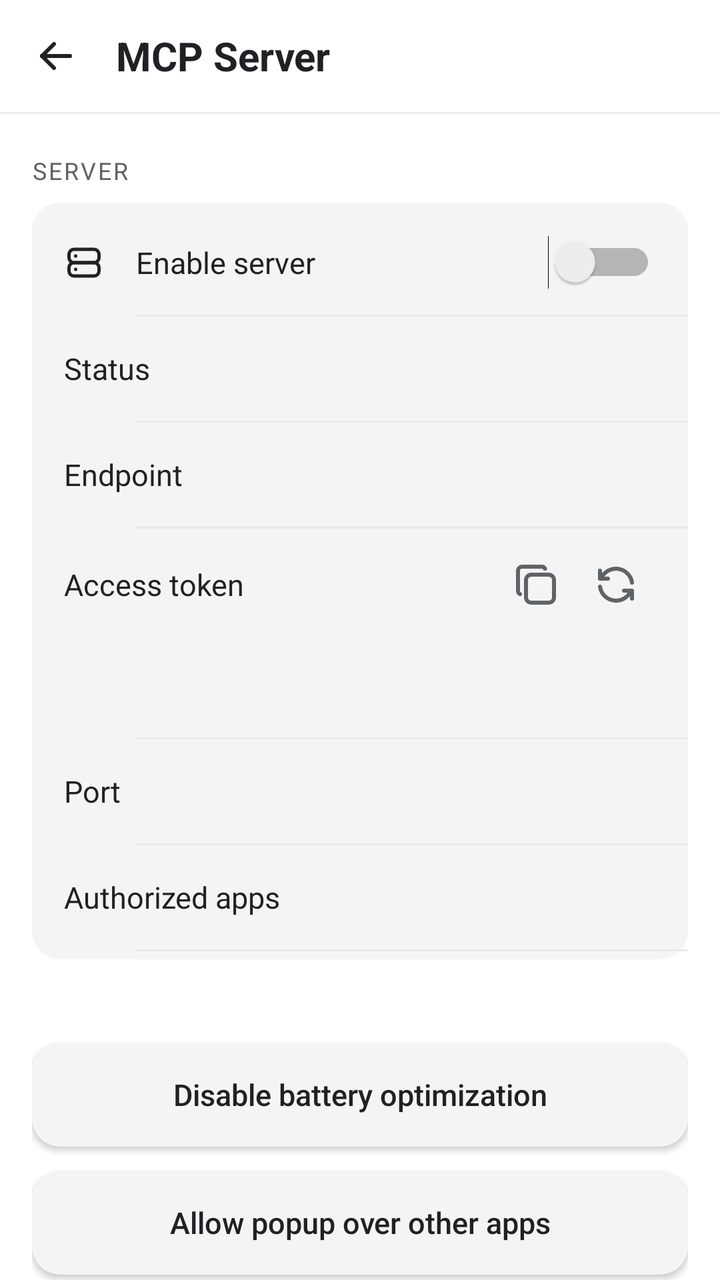
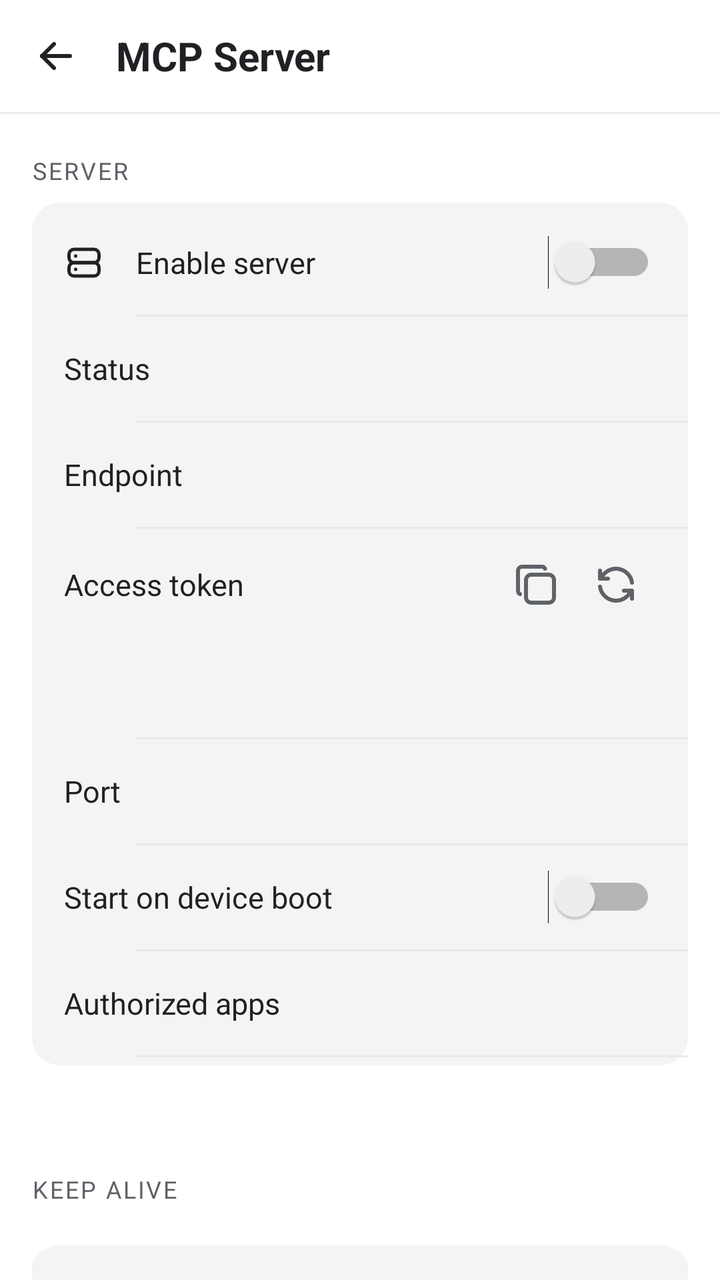

Screens rendered from an Android XML layout before and after an edit, with the pre-edit source and the edit as a unified diff.
<!-- AndroidManifest.xml: activity theme AppTheme -->
<!-- res/layout/activity_mcp_server.xml -->
<?xml version="1.0" encoding="utf-8"?>
<LinearLayout xmlns:android="http://schemas.android.com/apk/res/android"
    android:layout_width="match_parent"
    android:layout_height="match_parent"
    android:background="@color/background"
    android:orientation="vertical">

    <LinearLayout
        android:layout_width="match_parent"
        android:layout_height="56dp"
        android:gravity="center_vertical"
        android:orientation="horizontal"
        android:paddingStart="4dp"
        android:paddingEnd="4dp">

        <ImageView
            android:id="@+id/btnBack"
            android:layout_width="48dp"
            android:layout_height="48dp"
            android:background="?attr/selectableItemBackgroundBorderless"
            android:contentDescription="Back"
            android:padding="12dp"
            android:src="@drawable/ic_arrow_left"
            android:tint="@color/text_primary" />

        <TextView
            android:layout_width="0dp"
            android:layout_height="wrap_content"
            android:layout_marginStart="6dp"
            android:layout_weight="1"
            android:text="@string/mcp_title"
            android:textColor="@color/text_primary"
            android:textSize="20sp"
            android:textStyle="bold" />

        <View
            android:layout_width="48dp"
            android:layout_height="48dp" />
    </LinearLayout>

    <View
        android:layout_width="match_parent"
        android:layout_height="1dp"
        android:background="@color/divider" />

    <ScrollView
        android:layout_width="match_parent"
        android:layout_height="match_parent"
        android:scrollbars="none">

        <LinearLayout
            android:layout_width="match_parent"
            android:layout_height="wrap_content"
            android:orientation="vertical"
            android:paddingStart="16dp"
            android:paddingTop="20dp"
            android:paddingEnd="16dp"
            android:paddingBottom="24dp">

            <TextView
                android:layout_width="wrap_content"
                android:layout_height="wrap_content"
                android:layout_marginBottom="8dp"
                android:letterSpacing="0.08"
                android:text="@string/mcp_section_server"
                android:textColor="@color/text_secondary"
                android:textSize="12sp" />

            <LinearLayout
                android:layout_width="match_parent"
                android:layout_height="wrap_content"
                android:background="@drawable/settings_card"
                android:orientation="vertical"
                android:paddingTop="4dp"
                android:paddingBottom="4dp">

                <LinearLayout
                    android:layout_width="match_parent"
                    android:layout_height="52dp"
                    android:gravity="center_vertical"
                    android:orientation="horizontal"
                    android:paddingStart="16dp"
                    android:paddingEnd="16dp">

                    <ImageView
                        android:layout_width="20dp"
                        android:layout_height="20dp"
                        android:contentDescription="@string/mcp_enable"
                        android:src="@drawable/ic_server"
                        android:tint="@color/text_primary" />

                    <TextView
                        android:layout_width="0dp"
                        android:layout_height="wrap_content"
                        android:layout_marginStart="16dp"
                        android:layout_weight="1"
                        android:text="@string/mcp_enable"
                        android:textColor="@color/text_primary"
                        android:textSize="15sp" />

                    <Switch
                        android:id="@+id/switchEnabled"
                        android:layout_width="wrap_content"
                        android:layout_height="wrap_content"
                        android:buttonTint="@color/fab_background" />
                </LinearLayout>

                <View
                    android:layout_width="match_parent"
                    android:layout_height="1dp"
                    android:layout_marginStart="52dp"
                    android:background="@color/divider" />

                <LinearLayout
                    android:layout_width="match_parent"
                    android:layout_height="52dp"
                    android:gravity="center_vertical"
                    android:orientation="horizontal"
                    android:paddingStart="16dp"
                    android:paddingEnd="16dp">

                    <TextView
                        android:layout_width="0dp"
                        android:layout_height="wrap_content"
                        android:layout_weight="1"
                        android:text="@string/mcp_status"
                        android:textColor="@color/text_primary"
                        android:textSize="15sp" />

                    <TextView
                        android:id="@+id/statusValue"
                        android:layout_width="wrap_content"
                        android:layout_height="wrap_content"
                        android:textColor="@color/text_secondary"
                        android:textSize="15sp" />
                </LinearLayout>

                <View
                    android:layout_width="match_parent"
                    android:layout_height="1dp"
                    android:layout_marginStart="52dp"
                    android:background="@color/divider" />

                <LinearLayout
                    android:id="@+id/rowUrl"
                    android:layout_width="match_parent"
                    android:layout_height="52dp"
                    android:background="?attr/selectableItemBackground"
                    android:clickable="true"
                    android:focusable="true"
                    android:gravity="center_vertical"
                    android:orientation="horizontal"
                    android:paddingStart="16dp"
                    android:paddingEnd="16dp">

                    <TextView
                        android:layout_width="0dp"
                        android:layout_height="wrap_content"
                        android:layout_weight="1"
                        android:text="@string/mcp_url"
                        android:textColor="@color/text_primary"
                        android:textSize="15sp" />

                    <TextView
                        android:id="@+id/urlValue"
                        android:layout_width="wrap_content"
                        android:layout_height="wrap_content"
                        android:ellipsize="middle"
                        android:maxEms="18"
                        android:textColor="@color/fab_background"
                        android:textSize="14sp" />
                </LinearLayout>

                <View
                    android:layout_width="match_parent"
                    android:layout_height="1dp"
                    android:layout_marginStart="52dp"
                    android:background="@color/divider" />

                <LinearLayout
                    android:layout_width="match_parent"
                    android:layout_height="wrap_content"
                    android:gravity="center_vertical"
                    android:orientation="horizontal"
                    android:paddingStart="16dp"
                    android:paddingTop="8dp"
                    android:paddingEnd="16dp"
                    android:paddingBottom="8dp">

                    <TextView
                        android:layout_width="0dp"
                        android:layout_height="wrap_content"
                        android:layout_weight="1"
                        android:text="@string/mcp_token"
                        android:textColor="@color/text_primary"
                        android:textSize="15sp" />

                    <ImageButton
                        android:id="@+id/btnCopyToken"
                        android:layout_width="40dp"
                        android:layout_height="40dp"
                        android:background="?attr/selectableItemBackgroundBorderless"
                        android:contentDescription="@string/mcp_copy"
                        android:padding="8dp"
                        android:scaleType="centerInside"
                        android:src="@drawable/ic_copy"
                        android:tint="@color/text_secondary" />

                    <ImageButton
                        android:id="@+id/btnRegenerateToken"
                        android:layout_width="40dp"
                        android:layout_height="40dp"
                        android:background="?attr/selectableItemBackgroundBorderless"
                        android:contentDescription="@string/mcp_regenerate"
                        android:padding="8dp"
                        android:scaleType="centerInside"
                        android:src="@drawable/ic_refresh"
                        android:tint="@color/text_secondary" />
                </LinearLayout>

                <TextView
                    android:id="@+id/tokenValue"
                    android:layout_width="match_parent"
                    android:layout_height="wrap_content"
                    android:layout_marginStart="16dp"
                    android:layout_marginEnd="16dp"
                    android:layout_marginBottom="8dp"
                    android:background="@drawable/dock_input"
                    android:padding="12dp"
                    android:textColor="@color/input_color"
                    android:textIsSelectable="true"
                    android:textSize="12sp" />

                <View
                    android:layout_width="match_parent"
                    android:layout_height="1dp"
                    android:layout_marginStart="52dp"
                    android:background="@color/divider" />

                <LinearLayout
                    android:layout_width="match_parent"
                    android:layout_height="52dp"
                    android:gravity="center_vertical"
                    android:orientation="horizontal"
                    android:paddingStart="16dp"
                    android:paddingEnd="16dp">

                    <TextView
                        android:layout_width="0dp"
                        android:layout_height="wrap_content"
                        android:layout_weight="1"
                        android:text="@string/mcp_port"
                        android:textColor="@color/text_primary"
                        android:textSize="15sp" />

                    <EditText
                        android:id="@+id/portValue"
                        android:layout_width="120dp"
                        android:layout_height="wrap_content"
                        android:background="@null"
                        android:gravity="end"
                        android:inputType="number"
                        android:maxLines="1"
                        android:textColor="@color/text_primary"
                        android:textSize="15sp" />
                </LinearLayout>

                <View
                    android:layout_width="match_parent"
                    android:layout_height="1dp"
                    android:layout_marginStart="52dp"
                    android:background="@color/divider" />

                <LinearLayout
                    android:id="@+id/rowClients"
                    android:layout_width="match_parent"
                    android:layout_height="52dp"
                    android:background="?attr/selectableItemBackground"
                    android:clickable="true"
                    android:focusable="true"
                    android:gravity="center_vertical"
                    android:orientation="horizontal"
                    android:paddingStart="16dp"
                    android:paddingEnd="16dp">

                    <TextView
                        android:layout_width="0dp"
                        android:layout_height="wrap_content"
                        android:layout_weight="1"
                        android:text="@string/mcp_clients"
                        android:textColor="@color/text_primary"
                        android:textSize="15sp" />

                    <TextView
                        android:id="@+id/clientsValue"
                        android:layout_width="wrap_content"
                        android:layout_height="wrap_content"
                        android:textColor="@color/text_secondary"
                        android:textSize="15sp" />
                </LinearLayout>

                <View
                    android:layout_width="match_parent"
                    android:layout_height="1dp"
                    android:layout_marginStart="52dp"
                    android:background="@color/divider" />

                <LinearLayout
                    android:id="@+id/rowPairing"
                    android:layout_width="match_parent"
                    android:layout_height="52dp"
                    android:background="?attr/selectableItemBackground"
                    android:clickable="true"
                    android:focusable="true"
                    android:gravity="center_vertical"
                    android:orientation="horizontal"
                    android:paddingStart="16dp"
                    android:paddingEnd="16dp"
                    android:visibility="gone">

                    <TextView
                        android:layout_width="0dp"
                        android:layout_height="wrap_content"
                        android:layout_weight="1"
                        android:text="@string/mcp_pairing"
                        android:textColor="@color/warn_orange"
                        android:textSize="15sp"
                        android:textStyle="bold" />

                    <TextView
                        android:id="@+id/pairingValue"
                        android:layout_width="wrap_content"
                        android:layout_height="wrap_content"
                        android:textColor="@color/warn_orange"
                        android:textSize="15sp"
                        android:textStyle="bold" />
                </LinearLayout>
            </LinearLayout>

            <TextView
                android:id="@+id/hintText"
                android:layout_width="match_parent"
                android:layout_height="wrap_content"
                android:layout_marginTop="12dp"
                android:lineSpacingExtra="4dp"
                android:textColor="@color/text_secondary"
                android:textSize="13sp" />

            <Button
                android:id="@+id/btnBattery"
                android:layout_width="match_parent"
                android:layout_height="52dp"
                android:layout_marginTop="12dp"
                android:background="@drawable/settings_card"
                android:text="@string/mcp_battery_button"
                android:textAllCaps="false"
                android:textColor="@color/text_primary"
                android:textSize="15sp" />

            <Button
                android:id="@+id/btnOverlay"
                android:layout_width="match_parent"
                android:layout_height="52dp"
                android:layout_marginTop="12dp"
                android:background="@drawable/settings_card"
                android:text="@string/mcp_overlay_button"
                android:textAllCaps="false"
                android:textColor="@color/text_primary"
                android:textSize="15sp" />

            <TextView
                android:layout_width="wrap_content"
                android:layout_height="wrap_content"
                android:layout_marginTop="24dp"
                android:layout_marginBottom="8dp"
                android:letterSpacing="0.08"
                android:text="@string/mcp_section_log"
                android:textColor="@color/text_secondary"
                android:textSize="12sp" />

            <TextView
                android:id="@+id/logText"
                android:layout_width="match_parent"
                android:layout_height="wrap_content"
                android:background="@drawable/settings_card"
                android:padding="12dp"
                android:textColor="@color/text_secondary"
                android:textIsSelectable="true"
                android:textSize="12sp" />
        </LinearLayout>
    </ScrollView>
</LinearLayout>
<!-- resources referenced by this layout -->
<resources>
  <color name="background">#fff</color>
  <color name="divider">#E8EAED</color>
  <color name="fab_background">#438AFE</color>
  <color name="input_color">#606060</color>
  <color name="text_primary">#202124</color>
  <color name="text_secondary">#5F6368</color>
  <color name="warn_orange">#FF9800</color>
  <!-- drawable dock_input (drawable) -->
  <?xml version="1.0" encoding="utf-8"?>
  <shape xmlns:android="http://schemas.android.com/apk/res/android"
      android:shape="rectangle">
      <solid android:color="@color/input_background" />
      <corners android:radius="12dp" />
  </shape>
  <!-- drawable ic_copy (drawable) -->
  <vector xmlns:android="http://schemas.android.com/apk/res/android"
      android:width="24dp"
      android:height="24dp"
      android:viewportWidth="24"
      android:viewportHeight="24">
      <path
          android:strokeColor="#FFFFFF"
          android:strokeWidth="2"
          android:strokeLineCap="round"
          android:strokeLineJoin="round"
          android:pathData="M7 9.67a2.67 2.67 0 0 1 2.67-2.67h8.66a2.67 2.67 0 0 1 2.67 2.67v8.66a2.67 2.67 0 0 1-2.67 2.67h-8.66a2.67 2.67 0 0 1-2.67-2.67l0-8.66"/>
      <path
          android:strokeColor="#FFFFFF"
          android:strokeWidth="2"
          android:strokeLineCap="round"
          android:strokeLineJoin="round"
          android:pathData="M4.01 16.74a2 2 0 0 1-1.01-1.74v-10c0-1.1 0.9-2 2-2h10c0.75 0 1.16 0.39 1.5 1"/>
  </vector>
  <!-- drawable ic_refresh (drawable) -->
  <vector xmlns:android="http://schemas.android.com/apk/res/android"
      android:width="24dp"
      android:height="24dp"
      android:viewportWidth="24"
      android:viewportHeight="24">
      <path
          android:strokeColor="#FFFFFF"
          android:strokeWidth="2"
          android:strokeLineCap="round"
          android:strokeLineJoin="round"
          android:pathData="M20 11a8.1 8.1 0 0 0-15.5-2m-0.5-4v4h4"/>
      <path
          android:strokeColor="#FFFFFF"
          android:strokeWidth="2"
          android:strokeLineCap="round"
          android:strokeLineJoin="round"
          android:pathData="M4 13a8.1 8.1 0 0 0 15.5 2m0.5 4v-4h-4"/>
  </vector>
  <!-- drawable settings_card (drawable) -->
  <?xml version="1.0" encoding="utf-8"?>
  <shape xmlns:android="http://schemas.android.com/apk/res/android"
      android:shape="rectangle">
      <solid android:color="@color/input_background" />
      <corners android:radius="14dp" />
  </shape>
  <string name="mcp_battery_button">Disable battery optimization</string>
  <string name="mcp_clients">Authorized apps</string>
  <string name="mcp_copy">Copy</string>
  <string name="mcp_enable">Enable server</string>
  <string name="mcp_overlay_button">Allow popup over other apps</string>
  <string name="mcp_pairing">Pairing request</string>
  <string name="mcp_port">Port</string>
  <string name="mcp_regenerate">Regenerate</string>
  <string name="mcp_section_log">CALL LOG</string>
  <string name="mcp_section_server">SERVER</string>
  <string name="mcp_status">Status</string>
  <string name="mcp_title">MCP Server</string>
  <string name="mcp_token">Access token</string>
  <string name="mcp_url">Endpoint</string>
  <style name="AppTheme" parent="Theme.AppCompat.DayNight.NoActionBar">
          <item name="android:statusBarColor">@color/background</item>
          <item name="android:windowLightStatusBar" tools:targetApi="23">true</item>
      </style>
  <color name="input_background">#f4f4f4</color>
</resources>

<!-- the commit's change to res/layout/activity_mcp_server.xml (unified diff, before → after) -->
@@ -272,6 +272,35 @@
                     android:background="@color/divider" />
 
                 <LinearLayout
+                    android:layout_width="match_parent"
+                    android:layout_height="52dp"
+                    android:gravity="center_vertical"
+                    android:orientation="horizontal"
+                    android:paddingStart="16dp"
+                    android:paddingEnd="16dp">
+
+                    <TextView
+                        android:layout_width="0dp"
+                        android:layout_height="wrap_content"
+                        android:layout_weight="1"
+                        android:text="@string/mcp_autoboot"
+                        android:textColor="@color/text_primary"
+                        android:textSize="15sp" />
+
+                    <Switch
+                        android:id="@+id/switchAutoBoot"
+                        android:layout_width="wrap_content"
+                        android:layout_height="wrap_content"
+                        android:buttonTint="@color/fab_background" />
+                </LinearLayout>
+
+                <View
+                    android:layout_width="match_parent"
+                    android:layout_height="1dp"
+                    android:layout_marginStart="52dp"
+                    android:background="@color/divider" />
+
+                <LinearLayout
                     android:id="@+id/rowClients"
                     android:layout_width="match_parent"
                     android:layout_height="52dp"
@@ -345,6 +374,16 @@
                 android:lineSpacingExtra="4dp"
                 android:textColor="@color/text_secondary"
                 android:textSize="13sp" />
+
+            <TextView
+                android:layout_width="wrap_content"
+                android:layout_height="wrap_content"
+                android:layout_marginTop="24dp"
+                android:layout_marginBottom="8dp"
+                android:letterSpacing="0.08"
+                android:text="@string/mcp_section_keepalive"
+                android:textColor="@color/text_secondary"
+                android:textSize="12sp" />
 
             <Button
                 android:id="@+id/btnBattery"
<!-- resource entries referenced after the edit -->
@@ -59,6 +59,7 @@
       <solid android:color="@color/input_background" />
       <corners android:radius="14dp" />
   </shape>
+  <string name="mcp_autoboot">Start on device boot</string>
   <string name="mcp_battery_button">Disable battery optimization</string>
   <string name="mcp_clients">Authorized apps</string>
   <string name="mcp_copy">Copy</string>
@@ -67,6 +68,7 @@
   <string name="mcp_pairing">Pairing request</string>
   <string name="mcp_port">Port</string>
   <string name="mcp_regenerate">Regenerate</string>
+  <string name="mcp_section_keepalive">KEEP ALIVE</string>
   <string name="mcp_section_log">CALL LOG</string>
   <string name="mcp_section_server">SERVER</string>
   <string name="mcp_status">Status</string>
